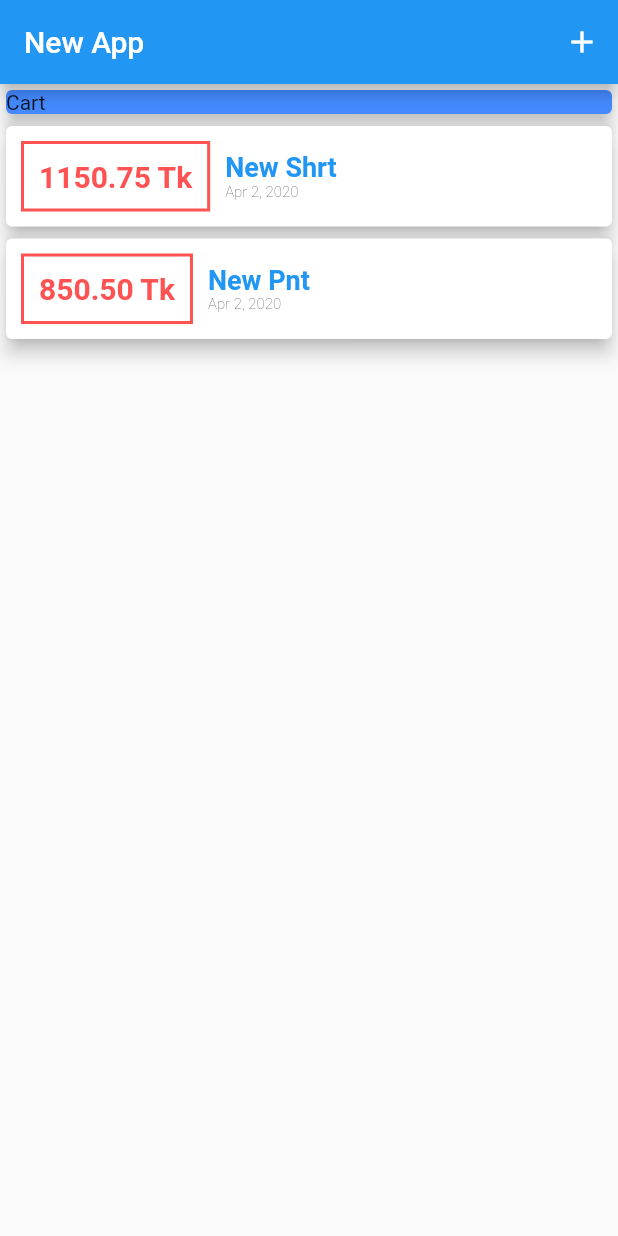
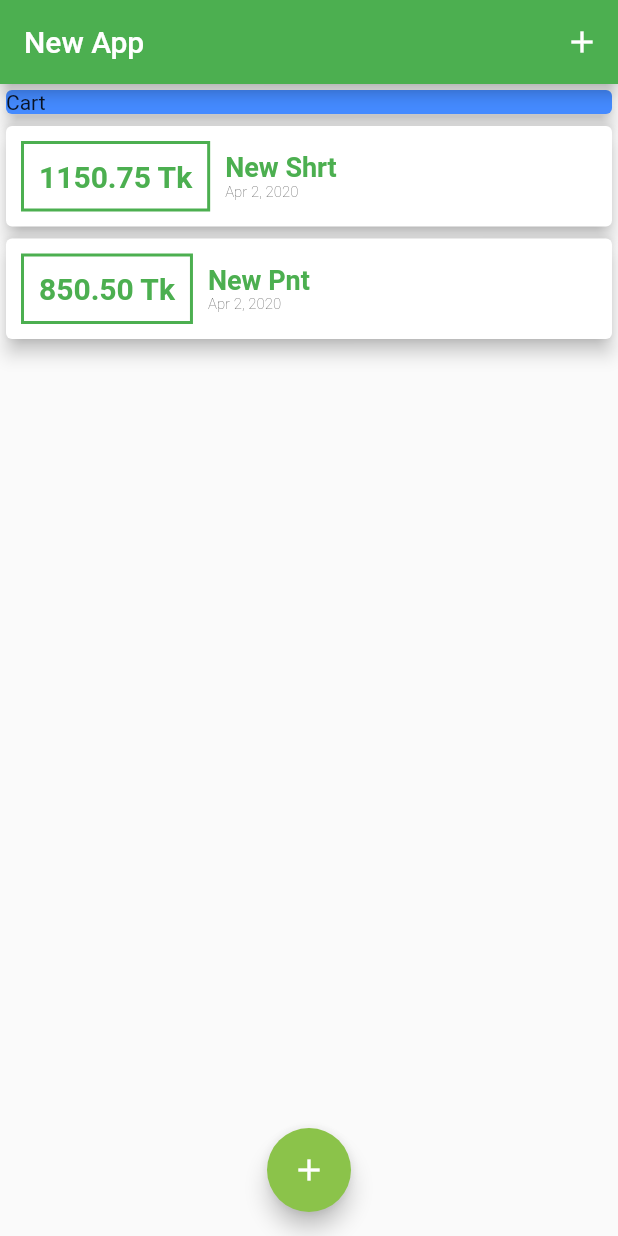
Before and after one commit to ShariyarAbeer/PersonalExpenses, a Flutter app: the screen it shows after launch, on a phone screen of 412 x 824 dp. Run offline on Flutter 3.47's test engine with Material 2 defaults, Android fonts, the phone set to English and light mode, and no system bars.

Commit message:
theming setup

```diff
--- a/lib/main.dart
+++ b/lib/main.dart
@@ -16,6 +16,10 @@ class _MyAppState extends State<MyApp> {
   Widget build(BuildContext context) {
     return MaterialApp(
       title: 'Flutter Demo',
+      theme: ThemeData(
+        primarySwatch: Colors.green,
+        accentColor: Colors.lightGreen,
+      ),
       home: MyHomePage(),
     );
   }
@@ -95,6 +99,14 @@ class _MyHomePageState extends State<MyHomePage> {
           ],
         ),
       ),
+      floatingActionButtonLocation: FloatingActionButtonLocation.centerFloat,
+      floatingActionButton: FloatingActionButton(
+        child: Icon(
+          Icons.add,
+          color: Colors.white,
+        ),
+        onPressed: () => _startAddNewTransactions(context),
+      ),
     );
   }
 }
--- a/lib/widgets/transactions_list.dart
+++ b/lib/widgets/transactions_list.dart
@@ -23,7 +23,7 @@ class TransactionList extends StatelessWidget {
                   ),
                   decoration: BoxDecoration(
                     border: Border.all(
-                      color: Colors.redAccent,
+                      color: Theme.of(context).primaryColor,
                       width: 2,
                     ),
                   ),
@@ -33,7 +33,7 @@ class TransactionList extends StatelessWidget {
                     style: TextStyle(
                       fontWeight: FontWeight.bold,
                       fontSize: 20,
-                      color: Colors.redAccent,
+                      color: Theme.of(context).primaryColor,
                     ),
                   ),
                 ),
@@ -45,7 +45,7 @@ class TransactionList extends StatelessWidget {
                       style: TextStyle(
                         fontWeight: FontWeight.bold,
                         fontSize: 18,
-                        color: Colors.blue,
+                        color: Theme.of(context).primaryColor,
                       ),
                     ),
                     Text(
```
